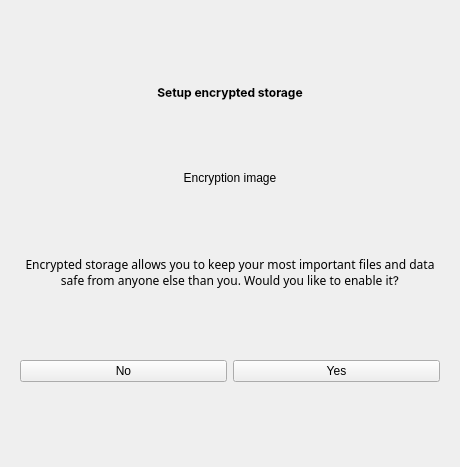
First picture: the form in encryptionmanager.ui, repository Quill-OS/quill, before the edit.
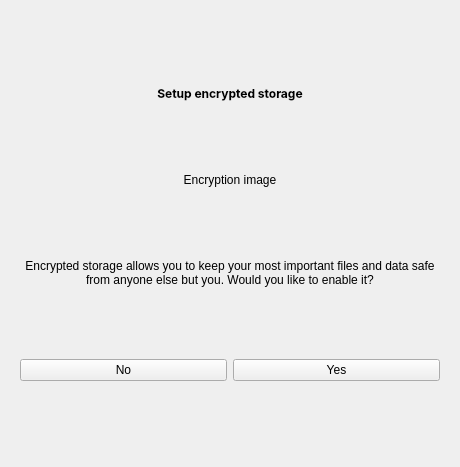
Second picture: the form after the edit.

Patch:
```diff
--- a/encryptionmanager.ui
+++ b/encryptionmanager.ui
@@ -75,8 +75,7 @@
          <item row="5" column="0">
           <widget class="QLabel" name="descriptionLabel">
            <property name="text">
-            <string>&lt;font face=&quot;u001&quot;&gt;Encrypted storage allows you to keep your most important files and data safe from anyone else than you.
-Would you like to enable it&lt;/font&gt;&lt;font face=&quot;Inter&quot;&gt;?&lt;/font&gt;</string>
+            <string>&lt;html&gt;&lt;head/&gt;&lt;body&gt;&lt;p&gt;&lt;span style=&quot; font-family:'u001';&quot;&gt;Encrypted storage allows you to keep your most important files and data safe from anyone else but you. Would you like to enable it&lt;/span&gt;&lt;span style=&quot; font-family:'Inter';&quot;&gt;?&lt;/span&gt;&lt;/p&gt;&lt;/body&gt;&lt;/html&gt;</string>
            </property>
            <property name="alignment">
             <set>Qt::AlignCenter</set>
```
